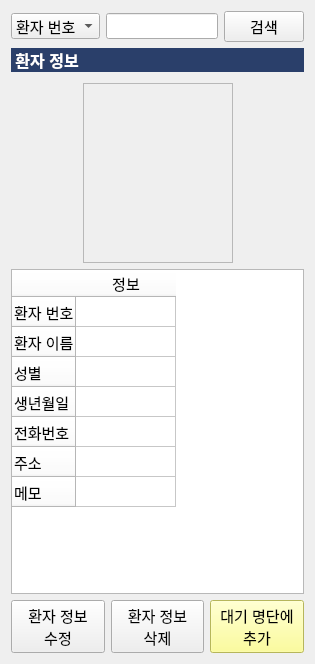
First picture: the form in Project/src/pms/PatientManagementSW/patientinfomanager.ui, repository AndaCondaa/Dental_Imaging_SW_System, before the edit.
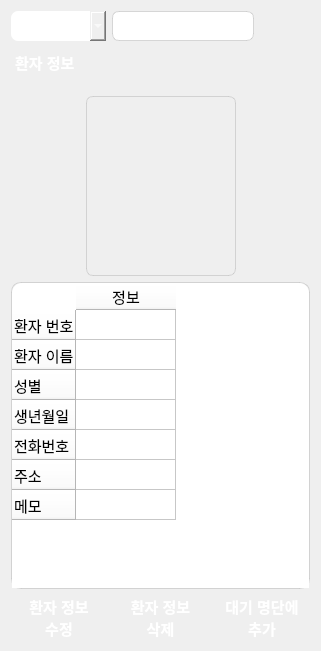
Second picture: the form after the edit. Icons and pictures are not drawn.

Patch:
```diff
--- a/Project/src/pms/PatientManagementSW/patientinfomanager.ui
+++ b/Project/src/pms/PatientManagementSW/patientinfomanager.ui
@@ -6,8 +6,8 @@
    <rect>
     <x>0</x>
     <y>0</y>
-    <width>315</width>
-    <height>664</height>
+    <width>321</width>
+    <height>651</height>
    </rect>
   </property>
   <property name="windowTitle">
@@ -15,16 +15,38 @@
   </property>
   <layout class="QGridLayout" name="gridLayout">
    <item row="0" column="0">
+    <layout class="QHBoxLayout" name="horizontalLayout_4"/>
+   </item>
+   <item row="1" column="1">
+    <layout class="QVBoxLayout" name="verticalLayout_2">
+     <item>
     <layout class="QVBoxLayout" name="verticalLayout">
      <item>
       <layout class="QHBoxLayout" name="horizontalLayout_2">
        <item>
         <widget class="QComboBox" name="searchComboBox">
+           <property name="minimumSize">
+            <size>
+             <width>95</width>
+             <height>30</height>
+            </size>
+           </property>
          <property name="font">
           <font>
            <pointsize>11</pointsize>
-          </font>
-         </property>
+             <bold>true</bold>
+            </font>
+           </property>
+           <property name="styleSheet">
+            <string notr="true">background-color: qlineargradient(spread:pad, x1:0, y1:0, x2:1, 
+                                                        y2:1, stop:0 rgba(149, 210, 253, 255),
+                                                        stop:1 rgba(152, 136, 248, 255));
+border-radius:7px;
+color:#ffffff;</string>
+           </property>
+           <property name="currentIndex">
+            <number>1</number>
+           </property>
          <item>
           <property name="text">
            <string>환자 번호</string>
@@ -39,22 +61,56 @@
        </item>
        <item>
         <widget class="QLineEdit" name="searchLineEdit">
+           <property name="minimumSize">
+            <size>
+             <width>0</width>
+             <height>30</height>
+            </size>
+           </property>
          <property name="font">
           <font>
            <pointsize>11</pointsize>
           </font>
          </property>
+           <property name="styleSheet">
+            <string notr="true">border: 1px solid rgba(190, 190, 190, 150);
+border-radius:7px;</string>
+           </property>
         </widget>
        </item>
        <item>
         <widget class="QPushButton" name="searchPushButton">
+           <property name="minimumSize">
+            <size>
+             <width>50</width>
+             <height>30</height>
+            </size>
+           </property>
          <property name="font">
           <font>
            <pointsize>11</pointsize>
-          </font>
-         </property>
+             <bold>true</bold>
+            </font>
+           </property>
+           <property name="styleSheet">
+            <string notr="true">background-color: qlineargradient(spread:pad, x1:0, y1:0, x2:1, 
+                                                        y2:1, stop:0 rgba(149, 210, 253, 255),
+                                                        stop:1 rgba(152, 136, 248, 255));
+border-radius:7px;
+color:#ffffff;</string>
+           </property>
          <property name="text">
-          <string>검색</string>
+            <string/>
+           </property>
+           <property name="icon">
+            <iconset>
+             <normaloff>C:/Users/sun/Downloads/search.png</normaloff>C:/Users/sun/Downloads/search.png</iconset>
+           </property>
+           <property name="iconSize">
+            <size>
+             <width>20</width>
+             <height>20</height>
+            </size>
          </property>
         </widget>
        </item>
@@ -62,15 +118,24 @@
      </item>
      <item>
       <widget class="QLabel" name="label_2">
+         <property name="minimumSize">
+          <size>
+           <width>0</width>
+           <height>30</height>
+          </size>
+         </property>
        <property name="font">
         <font>
-         <pointsize>12</pointsize>
+           <pointsize>11</pointsize>
          <bold>true</bold>
         </font>
        </property>
        <property name="styleSheet">
-        <string notr="true">background-color: rgb(42, 63, 106);
-color: rgb(255, 255, 255);</string>
+          <string notr="true">background-color: qlineargradient(spread:pad, x1:0, y1:0, x2:1, 
+                                                        y2:1, stop:0 rgba(149, 210, 253, 255),
+                                                        stop:1 rgba(152, 136, 248, 255));
+border-radius:10px;
+color:#ffffff;</string>
        </property>
        <property name="text">
         <string> 환자 정보</string>
@@ -88,7 +153,7 @@
        <property name="sizeHint" stdset="0">
         <size>
          <width>20</width>
-         <height>5</height>
+           <height>13</height>
         </size>
        </property>
       </spacer>
@@ -128,6 +193,10 @@
            <height>180</height>
           </size>
          </property>
+           <property name="styleSheet">
+            <string notr="true">border: 1px solid rgba(190, 190, 190, 150);
+border-radius:7px;</string>
+           </property>
          <property name="frameShape">
           <enum>QFrame::StyledPanel</enum>
          </property>
@@ -159,12 +228,46 @@
         </font>
        </property>
        <property name="styleSheet">
-        <string notr="true">QTableCornerButton::section {background-color: #FFFFFF;}
-QHeaderView {background-color: #FFFFFF;}</string>
+          <string notr="true">QTableCornerButton::section {border-top-left-radius:10px; background-color: #FFFFFF;}
+QHeaderView {border-top-right-radius:10px;
+background-color: #FFFFFF;}
+
+QTableWidget {
+border-radius:10px;
+border: 1px solid rgba(190, 190, 190, 150);
+selection-background-color: qlineargradient(spread:pad, x1:0.4, y1:0.4, x2:1, 
+y2:1, stop:0 rgba(180, 180, 180, 50),
+stop:1 rgba(149, 210, 253, 100));
+selection-color: black;
+}</string>
+         </property>
+         <property name="frameShape">
+          <enum>QFrame::StyledPanel</enum>
+         </property>
+         <property name="lineWidth">
+          <number>1</number>
        </property>
        <property name="editTriggers">
         <set>QAbstractItemView::NoEditTriggers</set>
        </property>
+         <property name="dragEnabled">
+          <bool>false</bool>
+         </property>
+         <property name="alternatingRowColors">
+          <bool>false</bool>
+         </property>
+         <property name="gridStyle">
+          <enum>Qt::SolidLine</enum>
+         </property>
+         <property name="wordWrap">
+          <bool>true</bool>
+         </property>
+         <property name="cornerButtonEnabled">
+          <bool>true</bool>
+         </property>
+         <attribute name="horizontalHeaderCascadingSectionResizes">
+          <bool>false</bool>
+         </attribute>
        <row>
         <property name="text">
          <string>환자 번호</string>
@@ -307,15 +410,29 @@
      </item>
     </layout>
    </item>
-   <item row="1" column="0">
+     <item>
     <layout class="QHBoxLayout" name="horizontalLayout">
      <item>
       <widget class="QPushButton" name="modifyPushButton">
+         <property name="minimumSize">
+          <size>
+           <width>0</width>
+           <height>45</height>
+          </size>
+         </property>
        <property name="font">
         <font>
          <pointsize>11</pointsize>
-        </font>
-       </property>
+           <bold>true</bold>
+          </font>
+         </property>
+         <property name="styleSheet">
+          <string notr="true">background-color: qlineargradient(spread:pad, x1:0, y1:0, x2:1, 
+                                                        y2:1, stop:0 rgba(149, 210, 253, 255),
+                                                        stop:1 rgba(152, 136, 248, 255));
+border-radius:10px;
+color:#ffffff;</string>
+         </property>
        <property name="text">
         <string>환자 정보
 수정</string>
@@ -324,11 +441,25 @@
      </item>
      <item>
       <widget class="QPushButton" name="deletePushButton">
+         <property name="minimumSize">
+          <size>
+           <width>0</width>
+           <height>45</height>
+          </size>
+         </property>
        <property name="font">
         <font>
          <pointsize>11</pointsize>
-        </font>
-       </property>
+           <bold>true</bold>
+          </font>
+         </property>
+         <property name="styleSheet">
+          <string notr="true">background-color: qlineargradient(spread:pad, x1:0, y1:0, x2:1, 
+                                                        y2:1, stop:0 rgba(149, 210, 253, 255),
+                                                        stop:1 rgba(152, 136, 248, 255));
+border-radius:10px;
+color:#ffffff;</string>
+         </property>
        <property name="text">
         <string>환자 정보
 삭제</string>
@@ -337,19 +468,32 @@
      </item>
      <item>
       <widget class="QPushButton" name="WaitPushButton">
+         <property name="minimumSize">
+          <size>
+           <width>0</width>
+           <height>45</height>
+          </size>
+         </property>
        <property name="font">
         <font>
          <pointsize>11</pointsize>
+           <bold>true</bold>
         </font>
        </property>
        <property name="styleSheet">
-        <string notr="true">QPushButton { background-color: rgb(255, 255, 127)}</string>
+          <string notr="true">background-color: qlineargradient(spread:pad, x1:0, y1:0, x2:1, 
+                                                        y2:1, stop:0 rgba(149, 210, 253, 255),
+                                                        stop:1 rgba(152, 136, 248, 255));
+border-radius:10px;
+color:#ffffff;</string>
        </property>
        <property name="text">
         <string>대기 명단에
 추가</string>
        </property>
       </widget>
+       </item>
+      </layout>
      </item>
     </layout>
    </item>
```
Lines whose indentation alone changed are shown as unchanged.
